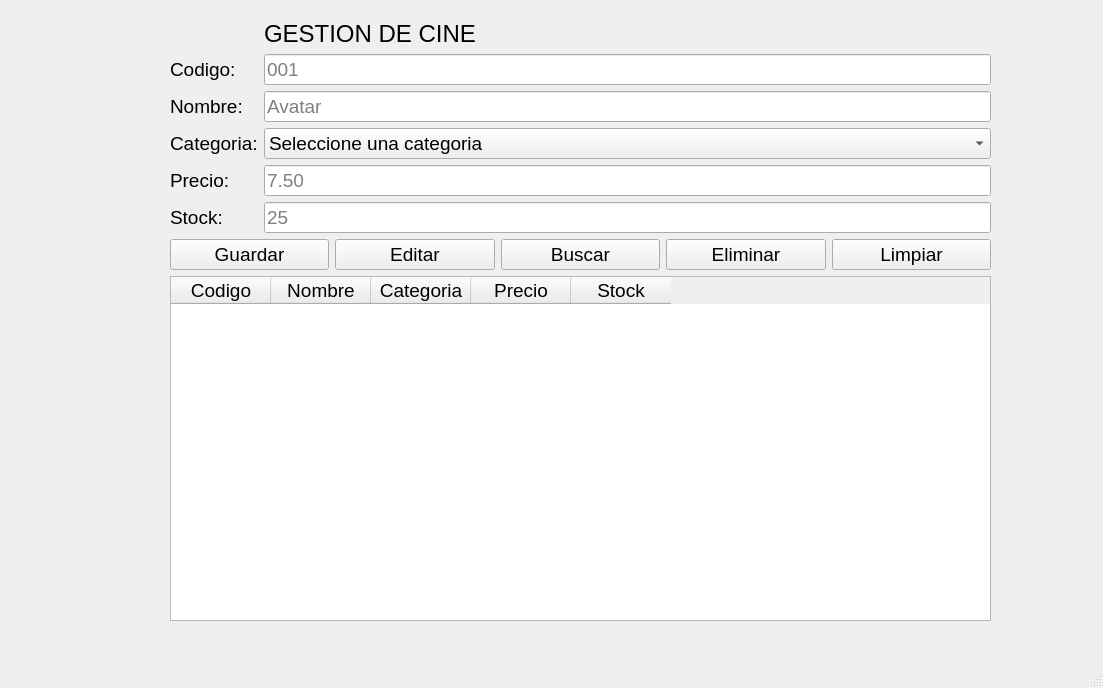
Qt form mainwindow.ui (Alexiss210/CRUD-REGISTRO-CINE) before a commit.
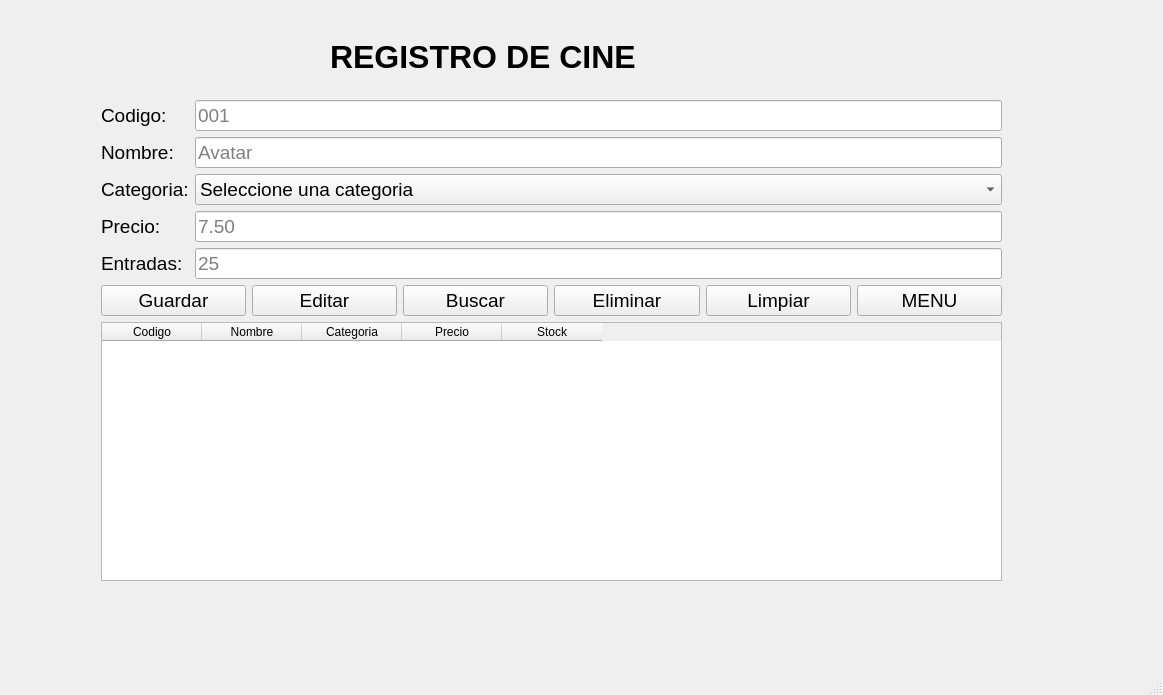
The same form after that commit. The open tabs and pages were chosen to show the change.

The edit to the form file:
```diff
--- a/mainwindow.ui
+++ b/mainwindow.ui
@@ -6,8 +6,8 @@
    <rect>
     <x>0</x>
     <y>0</y>
-    <width>1103</width>
-    <height>688</height>
+    <width>1163</width>
+    <height>695</height>
    </rect>
   </property>
   <property name="font">
@@ -20,39 +20,42 @@
    <string>MainWindow</string>
   </property>
   <widget class="QWidget" name="centralwidget">
-   <widget class="QWidget" name="">
+   <widget class="QStackedWidget" name="stackedWidget">
     <property name="geometry">
      <rect>
-      <x>170</x>
-      <y>20</y>
-      <width>821</width>
-      <height>601</height>
+      <x>0</x>
+      <y>10</y>
+      <width>1151</width>
+      <height>591</height>
+     </rect>
+    </property>
+    <property name="currentIndex">
+     <number>1</number>
+    </property>
+    <widget class="QWidget" name="page_3">
+     <widget class="QWidget" name="layoutWidget">
+      <property name="geometry">
+       <rect>
+        <x>101</x>
+        <y>90</y>
+        <width>901</width>
+        <height>481</height>
      </rect>
     </property>
     <layout class="QVBoxLayout" name="verticalLayout">
      <item>
       <layout class="QGridLayout" name="gridLayout">
-       <item row="0" column="1">
-        <widget class="QLabel" name="lblTitulo">
-         <property name="font">
-          <font>
-           <family>Arial</family>
-           <pointsize>18</pointsize>
-          </font>
-         </property>
+         <item row="4" column="1">
+          <widget class="QLineEdit" name="txtStock">
          <property name="text">
-          <string>GESTION DE CINE</string>
-         </property>
-        </widget>
-       </item>
-       <item row="1" column="1">
-        <widget class="QLineEdit" name="txtCodigo">
+            <string/>
+           </property>
          <property name="placeholderText">
-          <string>001</string>
+            <string>25</string>
          </property>
         </widget>
        </item>
-       <item row="2" column="0">
+         <item row="1" column="0">
         <widget class="QLabel" name="label_3">
          <property name="font">
           <font>
@@ -66,29 +69,6 @@
         </widget>
        </item>
        <item row="2" column="1">
-        <widget class="QLineEdit" name="txtNombre">
-         <property name="text">
-          <string/>
-         </property>
-         <property name="placeholderText">
-          <string>Avatar</string>
-         </property>
-        </widget>
-       </item>
-       <item row="3" column="0">
-        <widget class="QLabel" name="label_4">
-         <property name="font">
-          <font>
-           <family>Arial</family>
-           <pointsize>14</pointsize>
-          </font>
-         </property>
-         <property name="text">
-          <string>Categoria:</string>
-         </property>
-        </widget>
-       </item>
-       <item row="3" column="1">
         <widget class="QComboBox" name="cmbCategoria">
          <item>
           <property name="text">
@@ -122,7 +102,7 @@
          </item>
         </widget>
        </item>
-       <item row="4" column="0">
+         <item row="3" column="0">
         <widget class="QLabel" name="label_5">
          <property name="font">
           <font>
@@ -135,7 +115,20 @@
          </property>
         </widget>
        </item>
-       <item row="4" column="1">
+         <item row="0" column="0">
+          <widget class="QLabel" name="label_2">
+           <property name="font">
+            <font>
+             <family>Arial</family>
+             <pointsize>14</pointsize>
+            </font>
+           </property>
+           <property name="text">
+            <string>Codigo:</string>
+           </property>
+          </widget>
+         </item>
+         <item row="3" column="1">
         <widget class="QLineEdit" name="txtPrecio">
          <property name="text">
           <string/>
@@ -145,7 +138,30 @@
          </property>
         </widget>
        </item>
-       <item row="5" column="0">
+         <item row="2" column="0">
+          <widget class="QLabel" name="label_4">
+           <property name="font">
+            <font>
+             <family>Arial</family>
+             <pointsize>14</pointsize>
+            </font>
+           </property>
+           <property name="text">
+            <string>Categoria:</string>
+           </property>
+          </widget>
+         </item>
+         <item row="1" column="1">
+          <widget class="QLineEdit" name="txtNombre">
+           <property name="text">
+            <string/>
+           </property>
+           <property name="placeholderText">
+            <string>Avatar</string>
+           </property>
+          </widget>
+         </item>
+         <item row="4" column="0">
         <widget class="QLabel" name="label_6">
          <property name="font">
           <font>
@@ -154,30 +170,14 @@
           </font>
          </property>
          <property name="text">
-          <string>Stock:</string>
+            <string>Entradas:</string>
          </property>
         </widget>
        </item>
-       <item row="5" column="1">
-        <widget class="QLineEdit" name="txtStock">
-         <property name="text">
-          <string/>
-         </property>
+         <item row="0" column="1">
+          <widget class="QLineEdit" name="txtCodigo">
          <property name="placeholderText">
-          <string>25</string>
-         </property>
-        </widget>
-       </item>
-       <item row="1" column="0">
-        <widget class="QLabel" name="label_2">
-         <property name="font">
-          <font>
-           <family>Arial</family>
-           <pointsize>14</pointsize>
-          </font>
-         </property>
-         <property name="text">
-          <string>Codigo:</string>
+            <string>001</string>
          </property>
         </widget>
        </item>
@@ -220,6 +220,13 @@
          </property>
         </widget>
        </item>
+         <item>
+          <widget class="QPushButton" name="btnVolverMenu1">
+           <property name="text">
+            <string>MENU</string>
+           </property>
+          </widget>
+         </item>
       </layout>
      </item>
      <item>
@@ -227,6 +234,9 @@
        <property name="columnCount">
         <number>5</number>
        </property>
+         <attribute name="horizontalHeaderMinimumSectionSize">
+          <number>56</number>
+         </attribute>
        <column>
         <property name="text">
          <string>Codigo</string>
@@ -256,6 +266,121 @@
      </item>
     </layout>
    </widget>
+     <widget class="QLabel" name="lblTitulo">
+      <property name="geometry">
+       <rect>
+        <x>330</x>
+        <y>30</y>
+        <width>463</width>
+        <height>33</height>
+       </rect>
+      </property>
+      <property name="font">
+       <font>
+        <family>Arial</family>
+        <pointsize>24</pointsize>
+        <bold>true</bold>
+       </font>
+      </property>
+      <property name="text">
+       <string>REGISTRO DE CINE</string>
+      </property>
+     </widget>
+    </widget>
+    <widget class="QWidget" name="page">
+     <widget class="QLabel" name="label">
+      <property name="geometry">
+       <rect>
+        <x>310</x>
+        <y>180</y>
+        <width>601</width>
+        <height>161</height>
+       </rect>
+      </property>
+      <property name="font">
+       <font>
+        <family>Bauhaus 93</family>
+        <pointsize>36</pointsize>
+        <bold>false</bold>
+       </font>
+      </property>
+      <property name="text">
+       <string>CINEMAX POLIMOVIE</string>
+      </property>
+     </widget>
+     <widget class="QPushButton" name="btnCategoria">
+      <property name="geometry">
+       <rect>
+        <x>290</x>
+        <y>430</y>
+        <width>201</width>
+        <height>81</height>
+       </rect>
+      </property>
+      <property name="text">
+       <string>REGISTRO</string>
+      </property>
+     </widget>
+     <widget class="QPushButton" name="btnRegistros">
+      <property name="geometry">
+       <rect>
+        <x>680</x>
+        <y>430</y>
+        <width>181</width>
+        <height>71</height>
+       </rect>
+      </property>
+      <property name="text">
+       <string>LISTADO</string>
+      </property>
+     </widget>
+    </widget>
+    <widget class="QWidget" name="page_2">
+     <widget class="QLabel" name="lblTotalEntradas">
+      <property name="geometry">
+       <rect>
+        <x>290</x>
+        <y>50</y>
+        <width>611</width>
+        <height>61</height>
+       </rect>
+      </property>
+      <property name="font">
+       <font>
+        <family>Arial</family>
+        <pointsize>28</pointsize>
+        <bold>true</bold>
+       </font>
+      </property>
+      <property name="text">
+       <string>Total Peliculas Registradas</string>
+      </property>
+     </widget>
+     <widget class="QListWidget" name="listaPeliculas">
+      <property name="geometry">
+       <rect>
+        <x>90</x>
+        <y>120</y>
+        <width>971</width>
+        <height>361</height>
+       </rect>
+      </property>
+     </widget>
+     <widget class="QPushButton" name="btnVolverMenu2">
+      <property name="geometry">
+       <rect>
+        <x>480</x>
+        <y>520</y>
+        <width>201</width>
+        <height>61</height>
+       </rect>
+      </property>
+      <property name="text">
+       <string>Volver al MENU</string>
+      </property>
+     </widget>
+    </widget>
+   </widget>
   </widget>
   <widget class="QMenuBar" name="menubar">
    <property name="geometry">
```
Left out of the diff: 12 changed lines with no effect on the pictures. Lines whose indentation alone changed are shown as unchanged.
